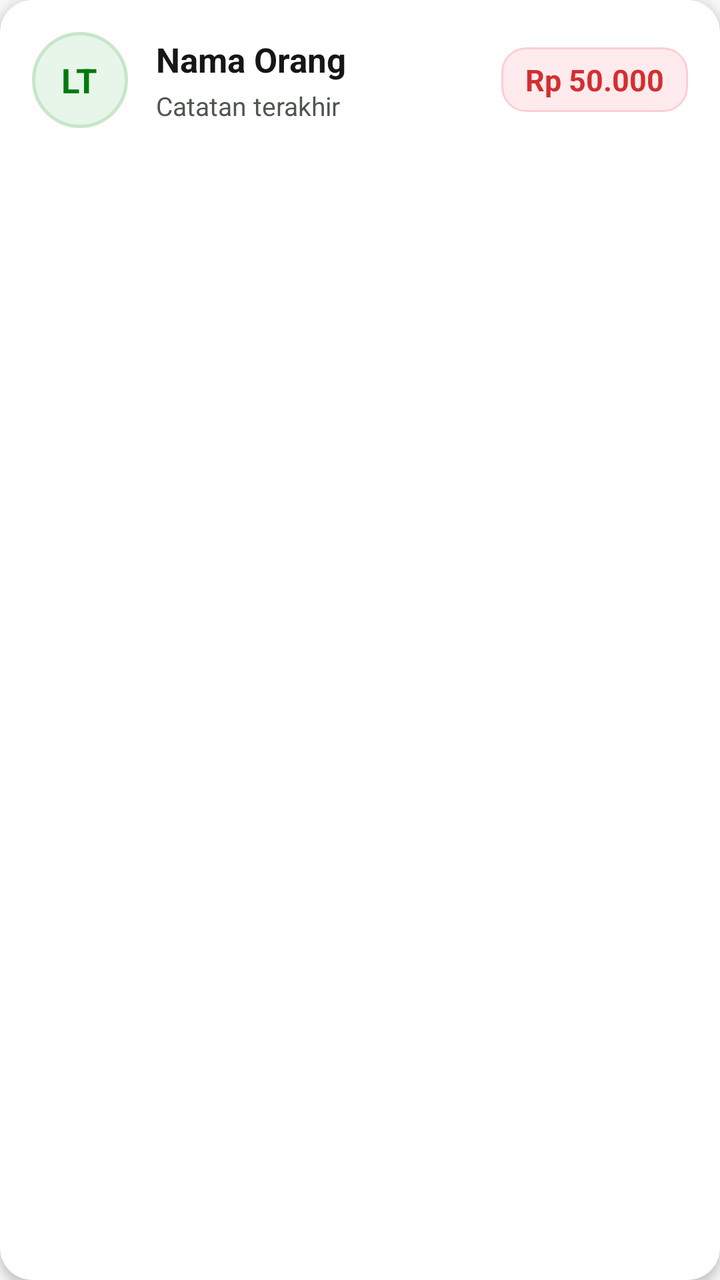
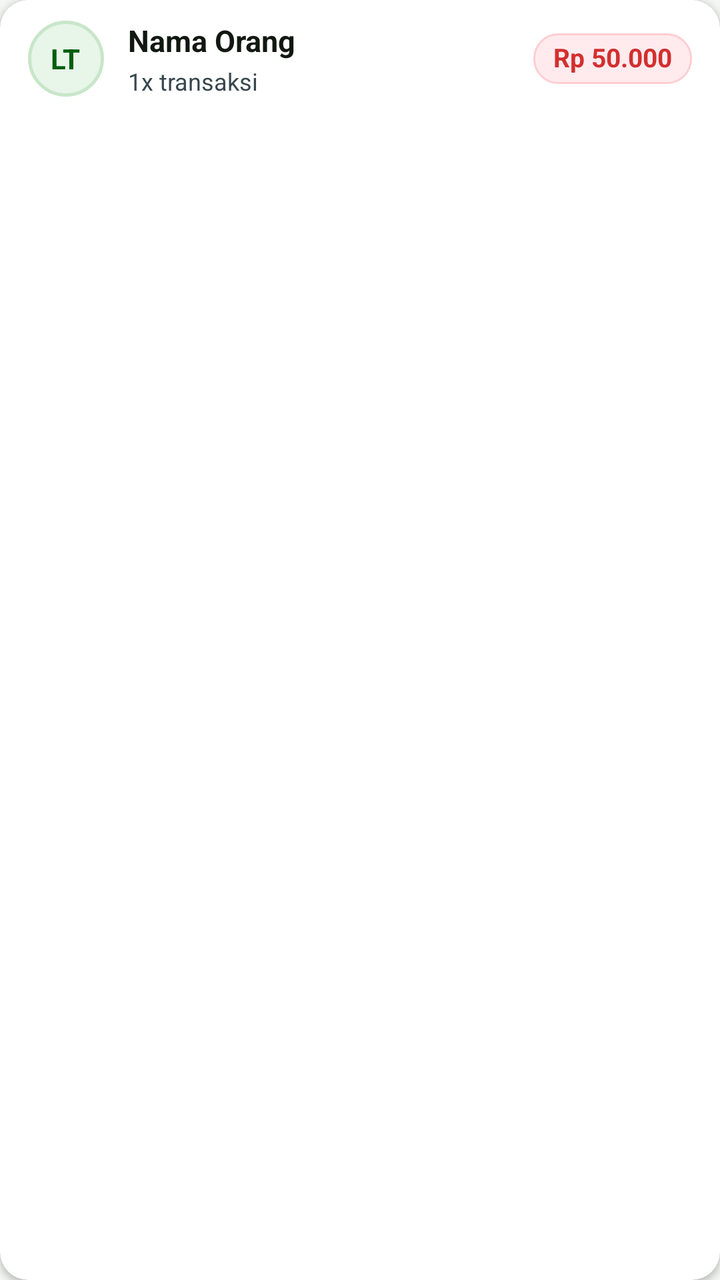

Compare the two renders of this Android layout. The source of the first and the diff that turns it into the second are given below.
<!-- AndroidManifest.xml: application theme Theme.BukuHutangDarfin -->
<!-- res/layout/item_debtor.xml -->
<?xml version="1.0" encoding="utf-8"?>
<androidx.cardview.widget.CardView xmlns:android="http://schemas.android.com/apk/res/android"
    xmlns:app="http://schemas.android.com/apk/res-auto"
    android:layout_width="match_parent"
    android:layout_height="wrap_content"
    android:layout_marginStart="4dp"
    android:layout_marginTop="5dp"
    android:layout_marginEnd="4dp"
    android:layout_marginBottom="5dp"
    android:foreground="?attr/selectableItemBackground"
    app:cardBackgroundColor="@color/card_surface"
    app:cardCornerRadius="16dp"
    app:cardElevation="3dp">

    <LinearLayout
        android:layout_width="match_parent"
        android:layout_height="wrap_content"
        android:gravity="center_vertical"
        android:orientation="horizontal"
        android:padding="16dp">

        
        <FrameLayout
            android:layout_width="48dp"
            android:layout_height="48dp"
            android:background="@drawable/bg_avatar_circle">

            <TextView
                android:id="@+id/tvAvatarInitials"
                android:layout_width="wrap_content"
                android:layout_height="wrap_content"
                android:layout_gravity="center"
                android:text="LT"
                android:textColor="@color/primary_dark"
                android:textSize="17sp"
                android:textStyle="bold" />
        </FrameLayout>

        
        <LinearLayout
            android:layout_width="0dp"
            android:layout_height="wrap_content"
            android:layout_marginStart="14dp"
            android:layout_weight="1"
            android:orientation="vertical">

            <TextView
                android:id="@+id/tvDebtorName"
                android:layout_width="wrap_content"
                android:layout_height="wrap_content"
                android:text="Nama Orang"
                android:textColor="@color/text_primary"
                android:textSize="17sp"
                android:textStyle="bold" />

            <TextView
                android:id="@+id/tvDebtorLastNote"
                android:layout_width="wrap_content"
                android:layout_height="wrap_content"
                android:layout_marginTop="3dp"
                android:ellipsize="end"
                android:maxLines="1"
                android:text="Catatan terakhir"
                android:textColor="@color/text_secondary"
                android:textSize="13sp" />
        </LinearLayout>

        
        <LinearLayout
            android:id="@+id/layoutBadge"
            android:layout_width="wrap_content"
            android:layout_height="wrap_content"
            android:layout_marginStart="8dp"
            android:background="@drawable/bg_badge_debt"
            android:paddingStart="12dp"
            android:paddingTop="6dp"
            android:paddingEnd="12dp"
            android:paddingBottom="6dp">

            <TextView
                android:id="@+id/tvDebtorAmount"
                android:layout_width="wrap_content"
                android:layout_height="wrap_content"
                android:text="Rp 50.000"
                android:textColor="@color/debt_red"
                android:textSize="15sp"
                android:textStyle="bold" />
        </LinearLayout>

    </LinearLayout>
</androidx.cardview.widget.CardView>
<!-- resources referenced by this layout -->
<resources>
  <color name="card_surface">#FFFFFF</color>
  <color name="debt_red">#D32F2F</color>
  <color name="primary_dark">#007A0E</color>
  <color name="text_primary">#141714</color>
  <color name="text_secondary">#4F574F</color>
  <!-- drawable bg_avatar_circle (drawable) -->
  <?xml version="1.0" encoding="utf-8"?>
  <shape xmlns:android="http://schemas.android.com/apk/res/android"
      android:shape="oval">
      <solid android:color="#E8F5E9" />
      <stroke
          android:width="1.5dp"
          android:color="#C8E6C9" />
  </shape>
  <!-- drawable bg_badge_debt (drawable) -->
  <?xml version="1.0" encoding="utf-8"?>
  <shape xmlns:android="http://schemas.android.com/apk/res/android"
      android:shape="rectangle">
      <solid android:color="@color/debt_red_soft"/>
      <corners android:radius="12dp"/>
      <stroke android:width="1dp" android:color="#FFCDD2"/>
  </shape>
  <style name="Theme.BukuHutangDarfin" parent="Theme.MaterialComponents.DayNight.NoActionBar">
          <item name="colorPrimary">@color/primary</item>
          <item name="colorPrimaryVariant">@color/primary_dark</item>
          <item name="colorOnPrimary">@color/white</item>
          <item name="colorSecondary">@color/accent</item>
          <item name="android:statusBarColor">@color/primary_dark</item>
          <item name="android:windowBackground">@color/background_light</item>
      </style>
  <color name="debt_red_soft">#FFEBEE</color>
  <color name="primary">#00AA13</color>
  <color name="white">#FFFFFF</color>
  <color name="accent">#00C417</color>
  <color name="background_light">#F5F8F5</color>
</resources>

<!-- the commit's change to res/layout/item_debtor.xml (unified diff, before → after) -->
@@ -3,26 +3,29 @@
     xmlns:app="http://schemas.android.com/apk/res-auto"
     android:layout_width="match_parent"
     android:layout_height="wrap_content"
-    android:layout_marginStart="4dp"
-    android:layout_marginTop="5dp"
-    android:layout_marginEnd="4dp"
-    android:layout_marginBottom="5dp"
+    android:layout_marginStart="2dp"
+    android:layout_marginTop="3dp"
+    android:layout_marginEnd="2dp"
+    android:layout_marginBottom="3dp"
     android:foreground="?attr/selectableItemBackground"
     app:cardBackgroundColor="@color/card_surface"
-    app:cardCornerRadius="16dp"
-    app:cardElevation="3dp">
+    app:cardCornerRadius="14dp"
+    app:cardElevation="2dp">
 
     <LinearLayout
         android:layout_width="match_parent"
         android:layout_height="wrap_content"
         android:gravity="center_vertical"
         android:orientation="horizontal"
-        android:padding="16dp">
+        android:paddingStart="14dp"
+        android:paddingTop="10dp"
+        android:paddingEnd="14dp"
+        android:paddingBottom="10dp">
 
         
         <FrameLayout
-            android:layout_width="48dp"
-            android:layout_height="48dp"
+            android:layout_width="38dp"
+            android:layout_height="38dp"
             android:background="@drawable/bg_avatar_circle">
 
             <TextView
@@ -32,7 +35,7 @@
                 android:layout_gravity="center"
                 android:text="LT"
                 android:textColor="@color/primary_dark"
-                android:textSize="17sp"
+                android:textSize="14sp"
                 android:textStyle="bold" />
         </FrameLayout>
 
@@ -40,7 +43,8 @@
         <LinearLayout
             android:layout_width="0dp"
             android:layout_height="wrap_content"
-            android:layout_marginStart="14dp"
+            android:layout_marginStart="12dp"
+            android:layout_marginEnd="8dp"
             android:layout_weight="1"
             android:orientation="vertical">
 
@@ -48,21 +52,23 @@
                 android:id="@+id/tvDebtorName"
                 android:layout_width="wrap_content"
                 android:layout_height="wrap_content"
+                android:ellipsize="end"
+                android:maxLines="1"
                 android:text="Nama Orang"
                 android:textColor="@color/text_primary"
-                android:textSize="17sp"
+                android:textSize="15sp"
                 android:textStyle="bold" />
 
             <TextView
                 android:id="@+id/tvDebtorLastNote"
-                android:layout_width="wrap_content"
+                android:layout_width="match_parent"
                 android:layout_height="wrap_content"
-                android:layout_marginTop="3dp"
+                android:layout_marginTop="2dp"
                 android:ellipsize="end"
                 android:maxLines="1"
-                android:text="Catatan terakhir"
+                android:text="1x transaksi"
                 android:textColor="@color/text_secondary"
-                android:textSize="13sp" />
+                android:textSize="12sp" />
         </LinearLayout>
 
         
@@ -70,20 +76,21 @@
             android:id="@+id/layoutBadge"
             android:layout_width="wrap_content"
             android:layout_height="wrap_content"
-            android:layout_marginStart="8dp"
             android:background="@drawable/bg_badge_debt"
-            android:paddingStart="12dp"
-            android:paddingTop="6dp"
-            android:paddingEnd="12dp"
-            android:paddingBottom="6dp">
+            android:gravity="center"
+            android:paddingStart="10dp"
+            android:paddingTop="5dp"
+            android:paddingEnd="10dp"
+            android:paddingBottom="5dp">
 
             <TextView
                 android:id="@+id/tvDebtorAmount"
                 android:layout_width="wrap_content"
                 android:layout_height="wrap_content"
+                android:includeFontPadding="false"
                 android:text="Rp 50.000"
                 android:textColor="@color/debt_red"
-                android:textSize="15sp"
+                android:textSize="13sp"
                 android:textStyle="bold" />
         </LinearLayout>
 
<!-- resource entries referenced after the edit -->
@@ -2,9 +2,9 @@
 <resources>
   <color name="card_surface">#FFFFFF</color>
   <color name="debt_red">#D32F2F</color>
-  <color name="primary_dark">#007A0E</color>
-  <color name="text_primary">#141714</color>
-  <color name="text_secondary">#4F574F</color>
+  <color name="primary_dark">#005F0D</color>
+  <color name="text_primary">#111811</color>
+  <color name="text_secondary">#37474F</color>
   <!-- drawable bg_avatar_circle (drawable) -->
   <?xml version="1.0" encoding="utf-8"?>
   <shape xmlns:android="http://schemas.android.com/apk/res/android"
@@ -31,9 +31,9 @@
           <item name="android:windowBackground">@color/background_light</item>
       </style>
   <color name="debt_red_soft">#FFEBEE</color>
-  <color name="primary">#00AA13</color>
+  <color name="primary">#008A12</color>
   <color name="white">#FFFFFF</color>
   <color name="accent">#00C417</color>
-  <color name="background_light">#F5F8F5</color>
+  <color name="background_light">#F3F6F3</color>
 </resources>
 
